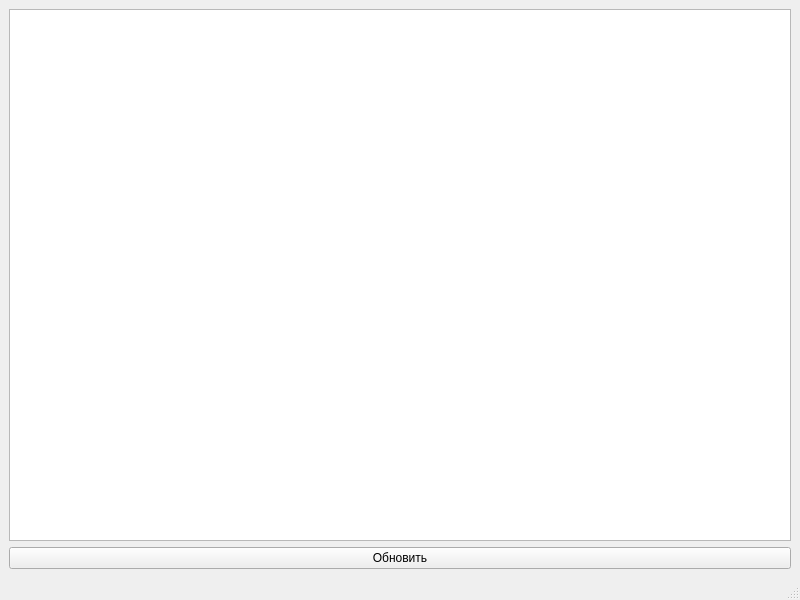
hanerach/coffee, file main.ui: the form before one commit.
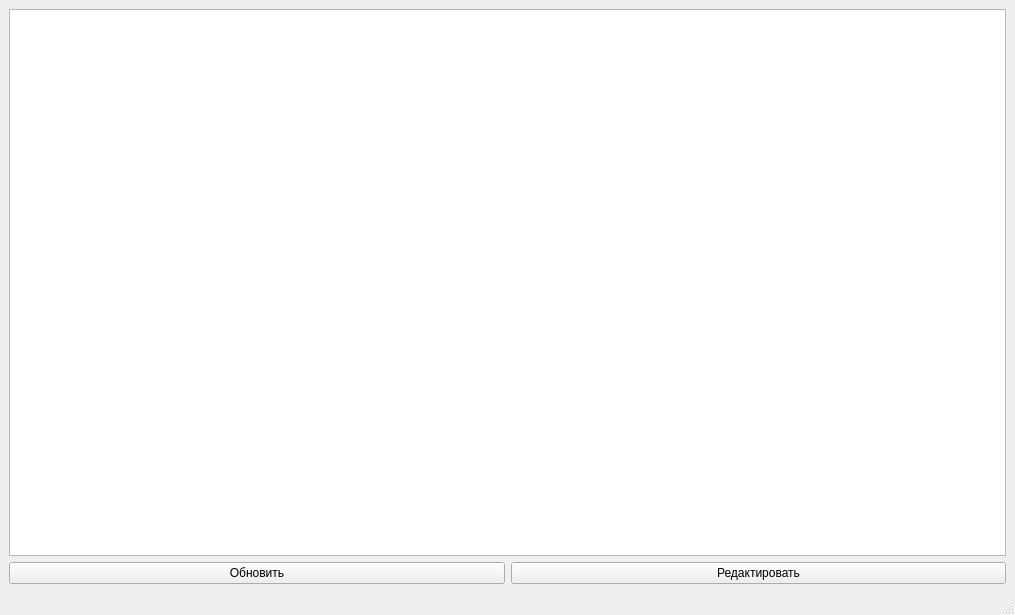
The form after the commit.

```diff
--- a/main.ui
+++ b/main.ui
@@ -6,8 +6,8 @@
    <rect>
     <x>0</x>
     <y>0</y>
-    <width>800</width>
-    <height>600</height>
+    <width>1015</width>
+    <height>615</height>
    </rect>
   </property>
   <property name="windowTitle">
@@ -15,16 +15,23 @@
   </property>
   <widget class="QWidget" name="centralwidget">
    <layout class="QGridLayout" name="gridLayout">
-    <item row="0" column="0">
-     <widget class="QTableWidget" name="tableWidget"/>
-    </item>
-    <item row="1" column="0">
-     <widget class="QPushButton" name="pushButton">
+    <item row="2" column="0">
+     <widget class="QPushButton" name="updateBtn">
       <property name="text">
        <string>Обновить</string>
       </property>
      </widget>
     </item>
+    <item row="2" column="1">
+     <widget class="QPushButton" name="editBtn">
+      <property name="text">
+       <string>Редактировать</string>
+      </property>
+     </widget>
+    </item>
+    <item row="1" column="0" colspan="2">
+     <widget class="QTableWidget" name="tableWidget"/>
+    </item>
    </layout>
   </widget>
   <widget class="QMenuBar" name="menubar">
```
Left out of the diff: 4 changed lines with no effect on the pictures.
